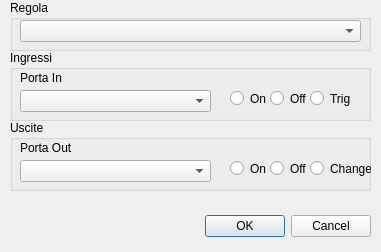
The window that dialog_editrule.ui (pplogiacco/vipex) describes before a commit, drawn with Qt 5.
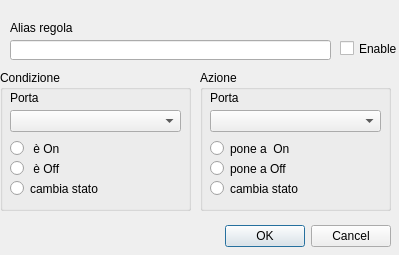
The same window after the commit.

What changed in the file:
```diff
--- a/dialog_editrule.ui
+++ b/dialog_editrule.ui
@@ -6,8 +6,8 @@
    <rect>
     <x>0</x>
     <y>0</y>
-    <width>381</width>
-    <height>252</height>
+    <width>399</width>
+    <height>255</height>
    </rect>
   </property>
   <property name="windowTitle">
@@ -16,9 +16,9 @@
   <widget class="QDialogButtonBox" name="buttonBox">
    <property name="geometry">
     <rect>
-     <x>30</x>
-     <y>210</y>
-     <width>341</width>
+     <x>0</x>
+     <y>220</y>
+     <width>391</width>
      <height>32</height>
     </rect>
    </property>
@@ -32,21 +32,21 @@
   <widget class="QGroupBox" name="groupBox">
    <property name="geometry">
     <rect>
-     <x>10</x>
-     <y>50</y>
-     <width>361</width>
-     <height>71</height>
+     <x>0</x>
+     <y>70</y>
+     <width>191</width>
+     <height>141</height>
     </rect>
    </property>
    <property name="title">
-    <string>Ingressi</string>
+    <string>Condizione</string>
    </property>
    <widget class="QComboBox" name="comboBox">
     <property name="geometry">
      <rect>
       <x>10</x>
       <y>40</y>
-      <width>191</width>
+      <width>171</width>
       <height>22</height>
      </rect>
     </property>
@@ -61,90 +61,67 @@
      </rect>
     </property>
     <property name="text">
-     <string>Porta In</string>
+     <string>Porta</string>
     </property>
    </widget>
    <widget class="QRadioButton" name="radioButton">
     <property name="geometry">
      <rect>
-      <x>220</x>
-      <y>40</y>
-      <width>41</width>
+      <x>10</x>
+      <y>70</y>
+      <width>91</width>
       <height>17</height>
      </rect>
     </property>
     <property name="text">
-     <string>On</string>
+     <string> è On</string>
     </property>
    </widget>
    <widget class="QRadioButton" name="radioButton_2">
     <property name="geometry">
      <rect>
-      <x>260</x>
-      <y>40</y>
-      <width>41</width>
+      <x>10</x>
+      <y>90</y>
+      <width>101</width>
       <height>17</height>
      </rect>
     </property>
     <property name="text">
-     <string>Off</string>
+     <string> è Off</string>
     </property>
    </widget>
    <widget class="QRadioButton" name="radioButton_3">
     <property name="geometry">
      <rect>
-      <x>300</x>
-      <y>40</y>
-      <width>41</width>
+      <x>10</x>
+      <y>110</y>
+      <width>111</width>
       <height>17</height>
      </rect>
     </property>
     <property name="text">
-     <string>Trig</string>
-    </property>
-   </widget>
-  </widget>
-  <widget class="QGroupBox" name="groupBox_2">
-   <property name="geometry">
-    <rect>
-     <x>10</x>
-     <y>0</y>
-     <width>361</width>
-     <height>51</height>
-    </rect>
-   </property>
-   <property name="title">
-    <string>Regola</string>
-   </property>
-   <widget class="QComboBox" name="comboBox_2">
-    <property name="geometry">
-     <rect>
-      <x>10</x>
-      <y>20</y>
-      <width>341</width>
-      <height>22</height>
-     </rect>
+     <string>cambia stato</string>
     </property>
    </widget>
   </widget>
   <widget class="QGroupBox" name="groupBox_3">
    <property name="geometry">
     <rect>
-     <x>10</x>
-     <y>120</y>
-     <width>361</width>
-     <height>71</height>
+     <x>200</x>
+     <y>70</y>
+     <width>191</width>
+     <height>141</height>
     </rect>
    </property>
    <property name="title">
-    <string>Uscite</string>
+    <string>Azione</string>
    </property>
    <widget class="QComboBox" name="comboBox_3">
     <property name="geometry">
      <rect>
       <x>10</x>
       <y>40</y>
-      <width>191</width>
+      <width>171</width>
       <height>22</height>
      </rect>
     </property>
@@ -159,49 +136,85 @@
      </rect>
     </property>
     <property name="text">
-     <string>Porta Out</string>
+     <string>Porta</string>
     </property>
    </widget>
    <widget class="QRadioButton" name="radioButton_4">
     <property name="geometry">
      <rect>
-      <x>220</x>
-      <y>40</y>
-      <width>41</width>
+      <x>10</x>
+      <y>70</y>
+      <width>111</width>
       <height>17</height>
      </rect>
     </property>
     <property name="text">
-     <string>On</string>
+     <string>pone a  On</string>
     </property>
    </widget>
    <widget class="QRadioButton" name="radioButton_5">
     <property name="geometry">
      <rect>
-      <x>260</x>
-      <y>40</y>
-      <width>41</width>
+      <x>10</x>
+      <y>90</y>
+      <width>91</width>
       <height>17</height>
      </rect>
     </property>
     <property name="text">
-     <string>Off</string>
+     <string>pone a Off</string>
     </property>
    </widget>
    <widget class="QRadioButton" name="radioButton_6">
     <property name="geometry">
      <rect>
-      <x>300</x>
-      <y>40</y>
-      <width>61</width>
+      <x>10</x>
+      <y>110</y>
+      <width>161</width>
       <height>17</height>
      </rect>
     </property>
     <property name="text">
-     <string>Change</string>
+     <string>cambia stato</string>
     </property>
    </widget>
   </widget>
+  <widget class="QCheckBox" name="checkBox">
+   <property name="geometry">
+    <rect>
+     <x>340</x>
+     <y>40</y>
+     <width>61</width>
+     <height>17</height>
+    </rect>
+   </property>
+   <property name="text">
+    <string>Enable</string>
+   </property>
+  </widget>
+  <widget class="QLineEdit" name="alias">
+   <property name="geometry">
+    <rect>
+     <x>10</x>
+     <y>40</y>
+     <width>321</width>
+     <height>20</height>
+    </rect>
+   </property>
+  </widget>
+  <widget class="QLabel" name="label_3">
+   <property name="geometry">
+    <rect>
+     <x>10</x>
+     <y>20</y>
+     <width>141</width>
+     <height>16</height>
+    </rect>
+   </property>
+   <property name="text">
+    <string>Alias regola</string>
+   </property>
+  </widget>
  </widget>
  <resources/>
  <connections>
```
Left out of the diff: 8 changed lines with no effect on the pictures.
